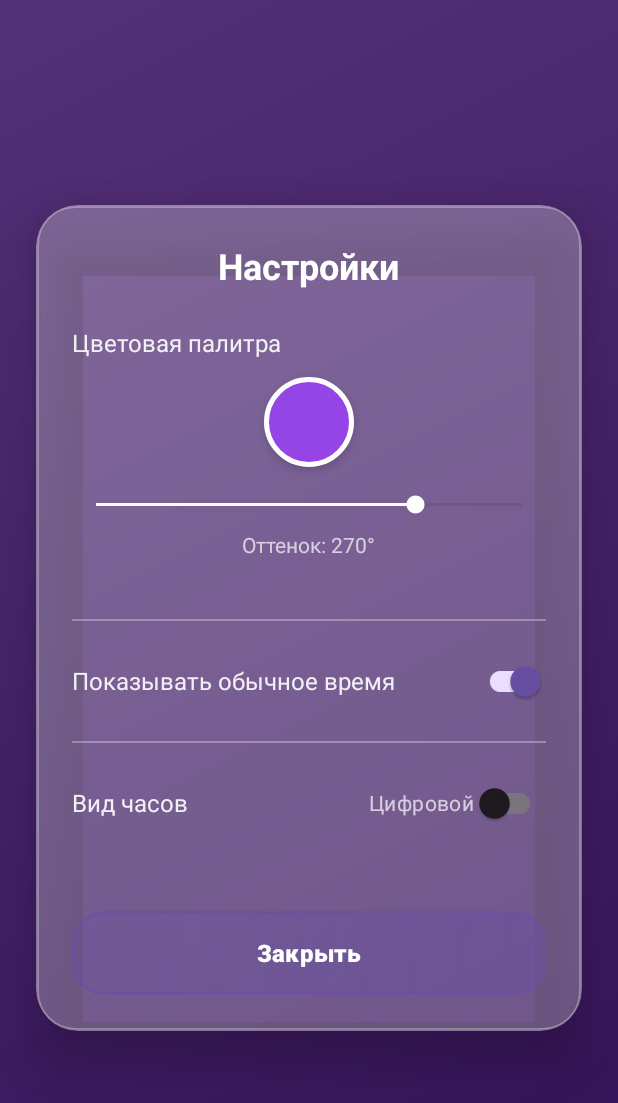
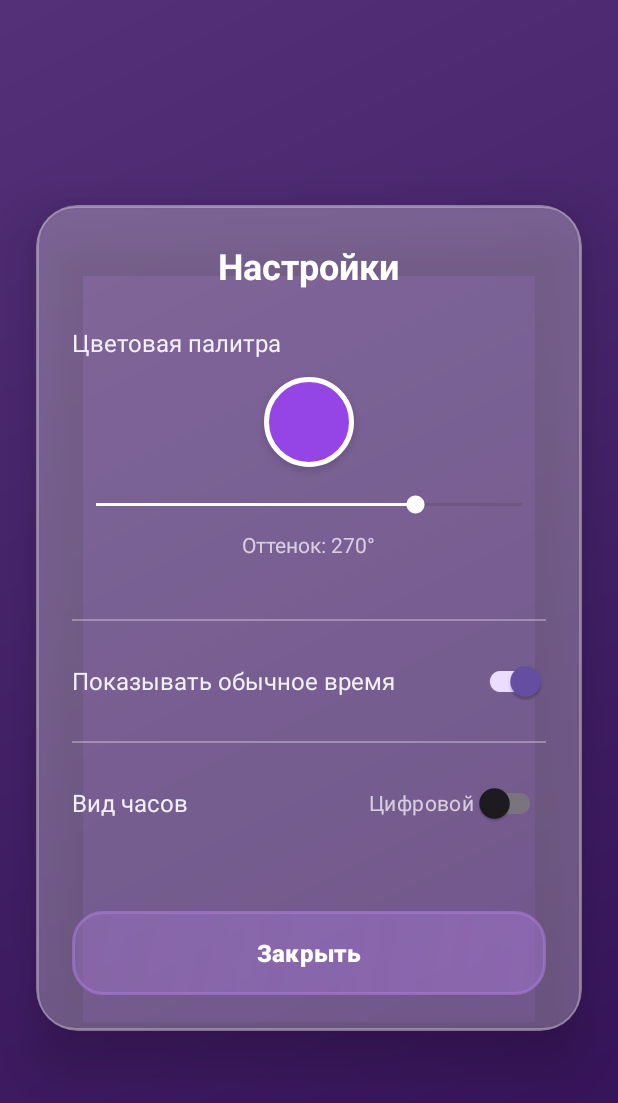
Before and after one commit to TheMrGrench/decimal-clock, an Android app: the screen it shows after launch (SettingsActivity), after a tap on "Настройки", on a phone screen of 412 x 824 dp. Shown: the top 1103 px of the screen. Run offline under Robolectric (Android 15) with nearby library versions, the phone set to English and light mode, and no system bars; 2 other taps on this screen came first.

Commit message:
Redesign standard time display and apply theme colors to all buttons
- Create StandardTimeView with 3-card layout matching digital clock style
- Replace single CardView with custom view showing HH:MM:SS in separate cards
- Position standard time 20% lower for better visual balance
- Add applyThemeColors() to SettingsActivity to fix button theming
- Remove timer presets (GridLayout) as they were not visible
- Simplify MainActivity by removing manual time update (StandardTimeView self-updates)

```diff
--- a/app/src/main/java/com/decimalclock/MainActivity.kt
+++ b/app/src/main/java/com/decimalclock/MainActivity.kt
@@ -5,28 +5,17 @@ import android.content.Intent
 import android.content.SharedPreferences
 import android.graphics.drawable.GradientDrawable
 import android.os.Bundle
-import android.os.Handler
-import android.os.Looper
 import android.view.View
 import androidx.appcompat.app.AppCompatActivity
 import com.decimalclock.databinding.ActivityMainBinding
-import java.util.Calendar
 
 class MainActivity : AppCompatActivity() {
 
     private lateinit var binding: ActivityMainBinding
     private lateinit var prefs: SharedPreferences
-    private val handler = Handler(Looper.getMainLooper())
 
     private var timeVisible = true
     private var currentHue = 270f
-
-    private val updateTimeRunnable = object : Runnable {
-        override fun run() {
-            updateStandardTime()
-            handler.postDelayed(this, 100)
-        }
-    }
 
     override fun onCreate(savedInstanceState: Bundle?) {
         super.onCreate(savedInstanceState)
@@ -37,8 +26,6 @@ class MainActivity : AppCompatActivity() {
 
         setupFAB()
         loadSettings()
-
-        handler.post(updateTimeRunnable)
     }
 
     override fun onResume() {
@@ -61,15 +48,6 @@ class MainActivity : AppCompatActivity() {
         }
     }
 
-    private fun updateStandardTime() {
-        val now = Calendar.getInstance()
-        val h = now.get(Calendar.HOUR_OF_DAY)
-        val m = now.get(Calendar.MINUTE)
-        val s = now.get(Calendar.SECOND)
-
-        binding.standardTime.text = String.format("%02d:%02d:%02d", h, m, s)
-    }
-
     private fun loadSettings() {
         // Загружаем цветовой оттенок
         currentHue = prefs.getFloat("colorHue", 270f)
@@ -84,7 +62,7 @@ class MainActivity : AppCompatActivity() {
 
         // Загружаем видимость времени
         timeVisible = prefs.getBoolean("timeVisible", true)
-        binding.standardTimeCard.visibility = if (timeVisible) View.VISIBLE else View.INVISIBLE
+        binding.standardTimeView.visibility = if (timeVisible) View.VISIBLE else View.INVISIBLE
 
         // Загружаем тип часов (аналоговый/цифровой)
         val isDigital = prefs.getBoolean("clockTypeDigital", false)
@@ -106,9 +84,4 @@ class MainActivity : AppCompatActivity() {
         )
         binding.rootLayout.background = gradient
     }
-
-    override fun onDestroy() {
-        super.onDestroy()
-        handler.removeCallbacks(updateTimeRunnable)
-    }
 }
--- a/app/src/main/java/com/decimalclock/SettingsActivity.kt
+++ b/app/src/main/java/com/decimalclock/SettingsActivity.kt
@@ -21,10 +21,16 @@ class SettingsActivity : AppCompatActivity() {
         overridePendingTransition(R.anim.slide_in_up, android.R.anim.fade_out)
 
         loadSettings()
+        applyThemeColors()
         setupColorHueSeekBar()
         setupTimeVisibilitySwitch()
         setupClockTypeSwitch()
         setupCloseButton()
+    }
+
+    private fun applyThemeColors() {
+        val pastelColor = generatePastelColor(currentHue)
+        binding.closeButton.backgroundTintList = android.content.res.ColorStateList.valueOf(pastelColor)
     }
 
     private fun setupColorHueSeekBar() {
--- /dev/null
+++ b/app/src/main/java/com/decimalclock/StandardTimeView.kt
@@ -0,0 +1,151 @@
+package com.decimalclock
+
+import android.content.Context
+import android.graphics.*
+import android.os.Handler
+import android.os.Looper
+import android.util.AttributeSet
+import android.view.View
+import java.util.Calendar
+
+class StandardTimeView @JvmOverloads constructor(
+    context: Context,
+    attrs: AttributeSet? = null,
+    defStyleAttr: Int = 0
+) : View(context, attrs, defStyleAttr) {
+
+    private val digitPaint = Paint(Paint.ANTI_ALIAS_FLAG)
+    private val cardPaint = Paint(Paint.ANTI_ALIAS_FLAG)
+
+    private val handler = Handler(Looper.getMainLooper())
+
+    private var hours = 0
+    private var minutes = 0
+    private var seconds = 0
+
+    private val updateRunnable = object : Runnable {
+        override fun run() {
+            updateTime()
+            invalidate()
+            handler.postDelayed(this, 100) // Update every 100ms
+        }
+    }
+
+    init {
+        setupPaints()
+    }
+
+    private fun setupPaints() {
+        // Digit paint - bright white with subtle shadow
+        digitPaint.apply {
+            color = Color.WHITE
+            textAlign = Paint.Align.CENTER
+            typeface = Typeface.create("sans-serif-medium", Typeface.BOLD)
+            setShadowLayer(4f, 0f, 2f, Color.parseColor("#40000000"))
+        }
+
+        // Card background paint - dark semi-transparent for contrast
+        cardPaint.apply {
+            color = Color.parseColor("#50000000")
+            style = Paint.Style.FILL
+            setShadowLayer(8f, 0f, 3f, Color.parseColor("#60000000"))
+        }
+
+        setLayerType(LAYER_TYPE_SOFTWARE, cardPaint)
+    }
+
+    override fun onSizeChanged(w: Int, h: Int, oldw: Int, oldh: Int) {
+        super.onSizeChanged(w, h, oldw, oldh)
+
+        // Scale text sizes based on view size
+        val baseSize = minOf(w, h)
+        digitPaint.textSize = baseSize * 0.5f
+    }
+
+    override fun onDraw(canvas: Canvas) {
+        super.onDraw(canvas)
+
+        val centerY = height / 2f
+        val cardWidth = width * 0.28f
+        val cardHeight = height * 0.9f
+        val cardSpacing = width * 0.04f
+
+        // Calculate positions for 3 cards
+        val totalWidth = cardWidth * 3 + cardSpacing * 2
+        val startX = (width - totalWidth) / 2f
+
+        // Draw hour card
+        drawTimeCard(
+            canvas,
+            startX,
+            centerY - cardHeight / 2f,
+            cardWidth,
+            cardHeight,
+            String.format("%02d", hours)
+        )
+
+        // Draw colon separator
+        val colonX1 = startX + cardWidth + cardSpacing / 2f
+        canvas.drawText(":", colonX1, centerY + digitPaint.textSize * 0.15f, digitPaint)
+
+        // Draw minute card
+        drawTimeCard(
+            canvas,
+            startX + cardWidth + cardSpacing,
+            centerY - cardHeight / 2f,
+            cardWidth,
+            cardHeight,
+            String.format("%02d", minutes)
+        )
+
+        // Draw colon separator
+        val colonX2 = startX + (cardWidth + cardSpacing) * 2 - cardSpacing / 2f
+        canvas.drawText(":", colonX2, centerY + digitPaint.textSize * 0.15f, digitPaint)
+
+        // Draw second card
+        drawTimeCard(
+            canvas,
+            startX + (cardWidth + cardSpacing) * 2,
+            centerY - cardHeight / 2f,
+            cardWidth,
+            cardHeight,
+            String.format("%02d", seconds)
+        )
+    }
+
+    private fun drawTimeCard(
+        canvas: Canvas,
+        x: Float,
+        y: Float,
+        width: Float,
+        height: Float,
+        digit: String
+    ) {
+        val rect = RectF(x, y, x + width, y + height)
+        val cornerRadius = 16f
+
+        // Draw card background
+        canvas.drawRoundRect(rect, cornerRadius, cornerRadius, cardPaint)
+
+        // Draw digit
+        val digitY = y + height / 2f + digitPaint.textSize * 0.35f
+        canvas.drawText(digit, x + width / 2f, digitY, digitPaint)
+    }
+
+    private fun updateTime() {
+        val now = Calendar.getInstance()
+        hours = now.get(Calendar.HOUR_OF_DAY)
+        minutes = now.get(Calendar.MINUTE)
+        seconds = now.get(Calendar.SECOND)
+    }
+
+    override fun onAttachedToWindow() {
+        super.onAttachedToWindow()
+        handler.post(updateRunnable)
+    }
+
+    override fun onDetachedFromWindow() {
+        super.onDetachedFromWindow()
+        handler.removeCallbacks(updateRunnable)
+    }
+}
```
Also changed, not shown: app/src/main/java/com/decimalclock/TimerActivity.kt (+0 -42 lines), app/src/main/res/layout/activity_main.xml (+7 -24 lines), app/src/main/res/layout/activity_timer.xml (+1 -24 lines).
